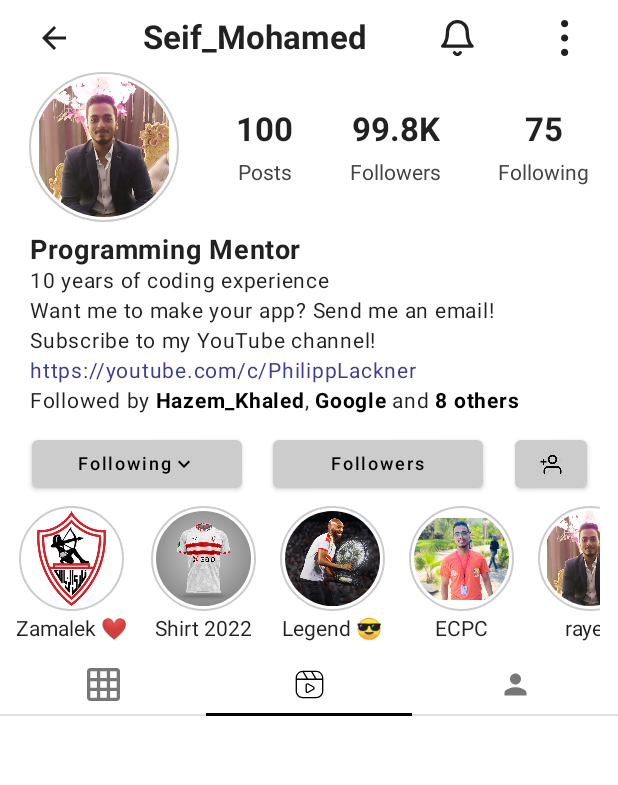
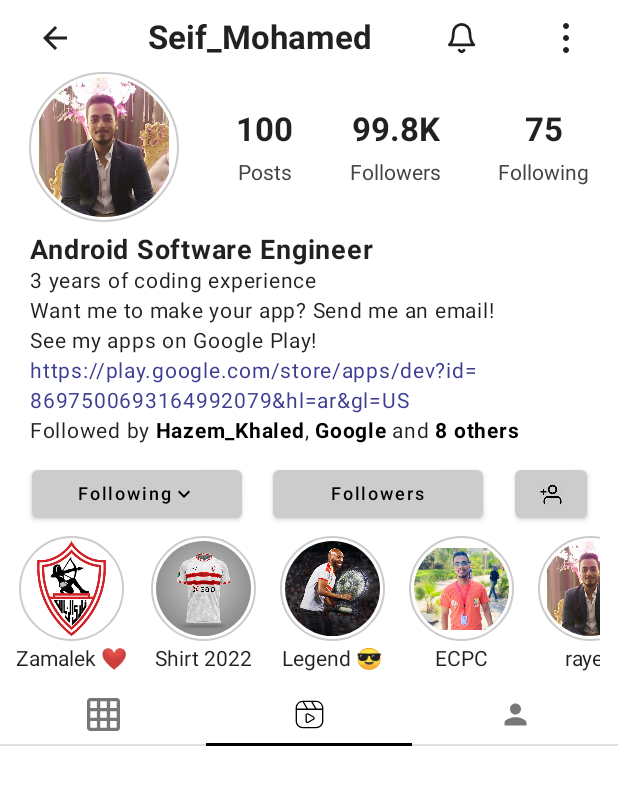
Before and after one commit to SeifEldinMohamed/Compose-Instagram-UI, an Android app built with Jetpack Compose: the screen it shows after launch (MainActivity), tab 2 chosen, on a phone screen of 412 x 824 dp. Shown: the top 785 px of the screen. Run offline under Robolectric (Android 15) with nearby library versions, the phone set to English and light mode, and no system bars; 1 statement that could not run was skipped.

Commit message:
enhance design

```diff
--- a/app/src/main/java/com/seif/composeinstagramui/ui/profile/ProfileScreen.kt
+++ b/app/src/main/java/com/seif/composeinstagramui/ui/profile/ProfileScreen.kt
@@ -40,11 +40,11 @@ fun ProfileScreen(
 
 fun createStatDescription(): StatDescription  {
     return StatDescription(
-        displayName = "Programming Mentor",
-        description = "10 years of coding experience\n" +
+        displayName = "Android Software Engineer",
+        description = "3 years of coding experience\n" +
                 "Want me to make your app? Send me an email!\n" +
-                "Subscribe to my YouTube channel!",
-        url = "https://youtube.com/c/PhilippLackner",
+                "See my apps on Google Play!",
+        url = "https://play.google.com/store/apps/dev?id=8697500693164992079&hl=ar&gl=US",
         followedBy = listOf(
             "Hazem_Khaled",
             "Google",
--- a/app/src/main/java/com/seif/composeinstagramui/ui/profile/components/RoundImage.kt
+++ b/app/src/main/java/com/seif/composeinstagramui/ui/profile/components/RoundImage.kt
@@ -2,6 +2,7 @@ package com.seif.composeinstagramui.ui.profile.components
 
 import androidx.compose.foundation.Image
 import androidx.compose.foundation.border
+import androidx.compose.foundation.layout.aspectRatio
 import androidx.compose.foundation.layout.padding
 import androidx.compose.foundation.shape.CircleShape
 import androidx.compose.runtime.Composable
@@ -20,13 +21,16 @@ fun RoundImage(
         painter = userImage,
         contentDescription = "user image",
         modifier = modifier
+            .aspectRatio(
+                1f,
+                matchHeightConstraintsFirst = true
+            ) // 1f: to make sure that it's a square, matchHeightConstraintsFirst = true : it will firstly look at the height of the image then adjust the width accordingly
             .border(
                 width = 1.dp,
                 color = Color.LightGray,
                 shape = CircleShape
             )
-            .padding(3.dp)
+            .padding(3.dp) // to add space between image and border
             .clip(CircleShape)
     )
-
 }
--- a/app/src/main/java/com/seif/composeinstagramui/ui/profile/section/PostSection.kt
+++ b/app/src/main/java/com/seif/composeinstagramui/ui/profile/section/PostSection.kt
@@ -9,6 +9,7 @@ import androidx.compose.foundation.lazy.GridCells
 import androidx.compose.foundation.lazy.LazyVerticalGrid
 import androidx.compose.runtime.Composable
 import androidx.compose.ui.Modifier
+import androidx.compose.ui.draw.scale
 import androidx.compose.ui.graphics.Color
 import androidx.compose.ui.layout.ContentScale
 import androidx.compose.ui.res.painterResource
@@ -18,7 +19,7 @@ import com.seif.composeinstagramui.ui.models.Post
 @OptIn(ExperimentalFoundationApi::class)
 @Composable
 fun PostSection(posts: List<Post>, modifier: Modifier = Modifier) {
-    LazyVerticalGrid(cells = GridCells.Fixed(3), modifier = modifier.fillMaxSize()) {
+    LazyVerticalGrid(cells = GridCells.Fixed(3), modifier = modifier.scale(1.01f)) {
         items(posts.size) {
             Image(
                 painter = painterResource(id = posts[it].image),
--- a/app/src/main/java/com/seif/composeinstagramui/ui/profile/section/TopBarSection.kt
+++ b/app/src/main/java/com/seif/composeinstagramui/ui/profile/section/TopBarSection.kt
@@ -35,12 +35,12 @@ fun TopBarSection(title: String, modifier: Modifier) {
         Icon(
             painter = painterResource(id = R.drawable.ic_bell),
             contentDescription = "bell",
-            modifier = Modifier.size(24.dp)
+            modifier = Modifier.size(20.dp)
         )
         Icon(
             painter = painterResource(id = R.drawable.ic_dotmenu),
             contentDescription = "dot menu",
-            modifier = Modifier.size(24.dp)
+            modifier = Modifier.size(20.dp)
         )
     }
 }
```
